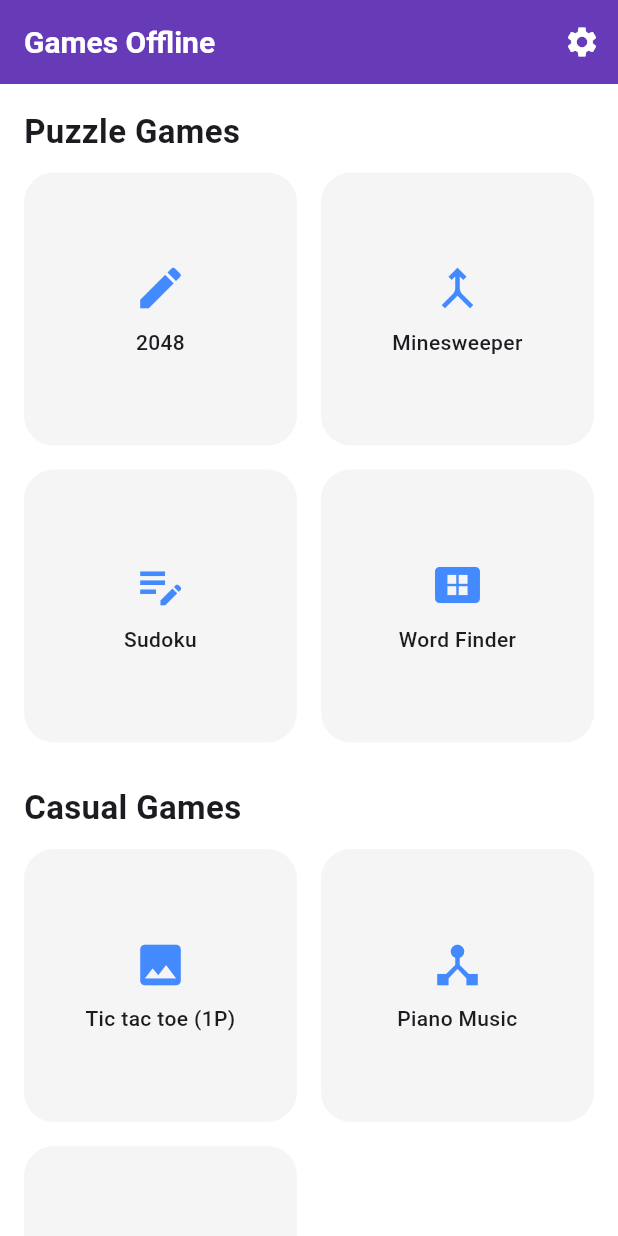
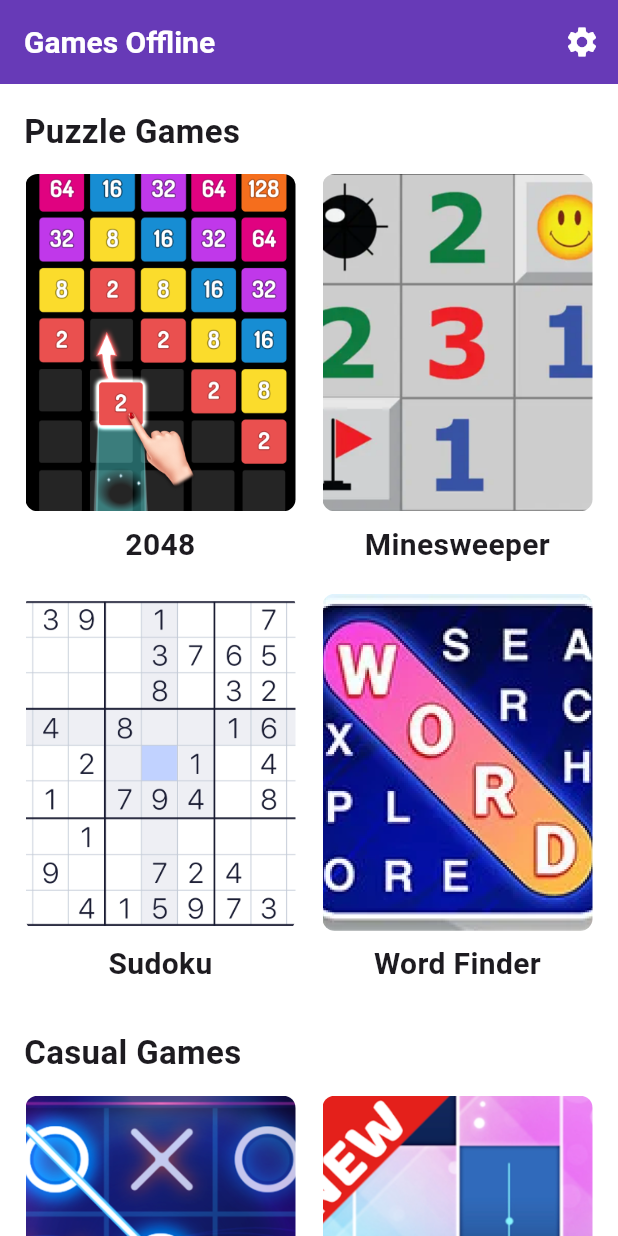
Before and after one commit to daturit/lisa_game_hub, a Flutter app: the screen it shows after launch, on a phone screen of 412 x 824 dp. Run offline on Flutter 3.47's test engine with Material 3 defaults, Android fonts, the phone set to English and light mode, and no system bars; our stand-ins replace assets_audio_player, awesome_dialog, flutter_animate, gap, google_fonts, google_mobile_ads and 5 more; missing offline and left inert: flutter_share, game_levels_scrolling_map, giffy_dialog, in_app_purchase_storekit, sudoku_solver_generator.

```diff
--- a/lib/home_screen.dart
+++ b/lib/home_screen.dart
@@ -52,22 +52,22 @@ class _HomeScreenState extends State<HomeScreen> {
   Widget build(BuildContext context) {
     final puzzleGames = [
       {
-        "icon": Icons.edit,
+        "icon": "assets/images/2048.png",
         "label": "2048",
         "onTap": () => _goTo(context, const Game2048Screen()),
       },
       {
-        "icon": Icons.merge,
+        "icon": "assets/images/minesweeper.png",
         "label": "Minesweeper",
         "onTap": () => _goTo(context, GameActivity()),
       },
       {
-        "icon": Icons.edit_note,
+        "icon": "assets/images/sudoku.png",
         "label": "Sudoku",
         "onTap": () => _goTo(context, const SudokuGame()),
       },
       {
-        "icon": Icons.view_compact_alt,
+        "icon": "assets/images/worksearch.png",
         "label": "Word Finder",
         "onTap": () => _goTo(context, const MainPageIntro()),
       },
@@ -75,17 +75,17 @@ class _HomeScreenState extends State<HomeScreen> {
 
     final casualGames = [
       {
-        "icon": Icons.image,
+        "icon": "assets/images/tictactoe.png",
         "label": "Tic tac toe (1P)",
         "onTap": () => _goTo(context, const LoginScreen(isSingleMode: true)),
       },
       {
-        "icon": Icons.device_hub,
+        "icon": "assets/images/piano.png",
         "label": "Piano Music",
         "onTap": () => _goTo(context, PianoGamePage(AppData.mainMusic)),
       },
       {
-        "icon": Icons.image,
+        "icon": "assets/images/tictactoe.png",
         "label": "Tic tac toe (2P)",
         "onTap": () => _goTo(context, const LoginScreen(isSingleMode: false)),
       },
@@ -152,7 +152,7 @@ class _HomeScreenState extends State<HomeScreen> {
         crossAxisCount: 2,
         mainAxisSpacing: 16,
         crossAxisSpacing: 16,
-        childAspectRatio: 1,
+        childAspectRatio: 0.69,
       ),
       itemBuilder: (context, index) {
         final game = games[index];
@@ -161,30 +161,50 @@ class _HomeScreenState extends State<HomeScreen> {
     );
   }
 
-  Widget _buildGameCard(String label, IconData iconData, VoidCallback onTap) {
+  Widget _buildGameCard(String label, String imagePath, VoidCallback onTap) {
+    return LayoutBuilder(
+      builder: (context, constraints) {
+        double itemSize = constraints.maxWidth;
+
         return GestureDetector(
           onTap: onTap,
           child: Container(
             decoration: BoxDecoration(
-          color: Colors.grey.shade100,
-          borderRadius: BorderRadius.circular(20),
+              // color: Colors.grey.shade100,
+              color: Colors.transparent,
+              borderRadius: BorderRadius.circular(10),
             ),
-        padding: const EdgeInsets.symmetric(vertical: 16),
+            padding: const EdgeInsets.all(1),
             child: Column(
               mainAxisAlignment: MainAxisAlignment.center,
               children: [
-            Icon(iconData, size: 36, color: Colors.blueAccent),
+                Expanded( // để ảnh chiếm toàn bộ khoảng trống phía trên
+                  child: ClipRRect(
+                    borderRadius: BorderRadius.circular(8),
+                    child: Image.asset(
+                      imagePath,
+                      width: itemSize,
+                      fit: BoxFit.cover, // nếu muốn ảnh tràn hết
+                    ),
+                  ),
+                ),
                 const SizedBox(height: 8),
                 Text(
                   label,
                   textAlign: TextAlign.center,
-              style: const TextStyle(fontSize: 14, fontWeight: FontWeight.w500),
+                  style: const TextStyle(
+                    fontSize: 20,
+                    fontWeight: FontWeight.bold,
+                  ),
                 ),
               ],
             ),
           ),
         );
+      },
+    );
   }
+
 
   void _goTo(BuildContext context, Widget page) {
     Navigator.push(context, MaterialPageRoute(builder: (_) => page));
```
Also changed, not shown: assets/images/2048.png (added), assets/images/minesweeper.png (added), assets/images/piano.png (added), assets/images/sudoku.png (added), assets/images/tictactoe.png (added), assets/images/worksearch.png (added), 10 other files. Lines whose indentation alone changed are shown as unchanged.
